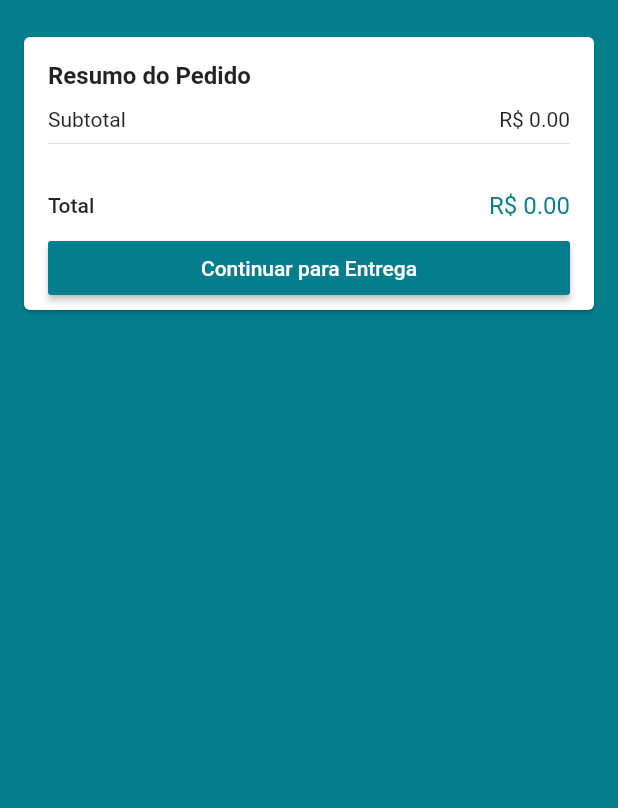
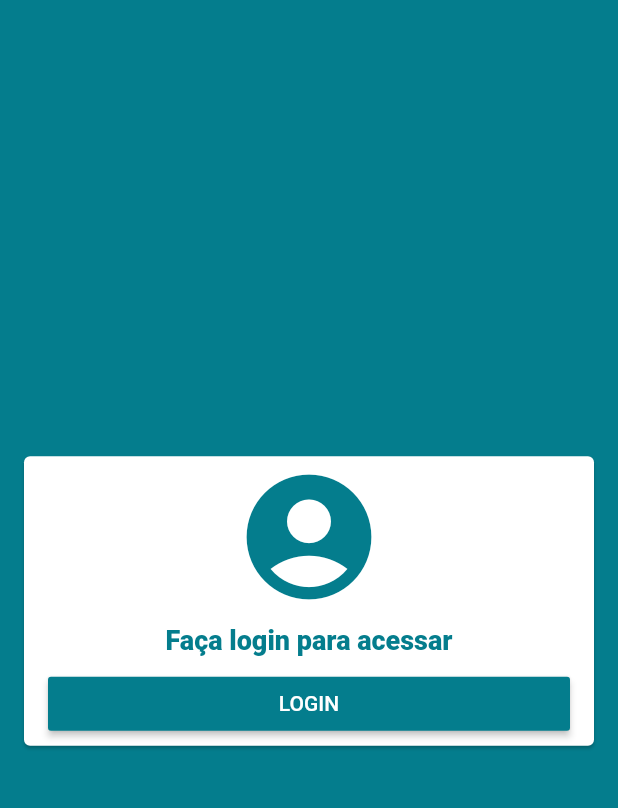
Before and after one commit to ArthurMarianoNeto/Loja, a Flutter app: the screen it shows after launch, after a tap on the "shopping cart" icon, on a phone screen of 412 x 824 dp, the part 59-867 px from its top. Run offline on Flutter 3.47's test engine with Material 2 defaults, Android fonts, the phone set to English and light mode, and no system bars; our stand-ins replace brasil_fields, carousel_pro, cloud_firestore, dio, faker, firebase_auth and 5 more; missing offline and left inert: alphabet_list_scroll_view; accounts and stored records are empty.

Commit message:
107 - Solicitando o Login do usuário no Carrinho;

```diff
--- /dev/null
+++ b/lib/common/custom_drawer/login_card.dart
@@ -0,0 +1,48 @@
+import 'package:flutter/material.dart';
+
+class LoginCard extends StatelessWidget {
+  @override
+  Widget build(BuildContext context) {
+    return Center(
+      child: Card(
+        margin: const EdgeInsets.all(16),
+        child: Padding(
+          padding: const EdgeInsets.fromLTRB(16, 4, 16, 4),
+          child: Column(
+            mainAxisSize: MainAxisSize.min,
+            crossAxisAlignment: CrossAxisAlignment.stretch,
+            children: <Widget>[
+              Icon(
+                Icons.account_circle,
+                color: Theme.of(context).primaryColor,
+                size: 100,
+              ),
+              Padding(
+                padding: const EdgeInsets.all(8.0),
+                child: Text(
+                  'Faça login para acessar',
+                  textAlign: TextAlign.center,
+                  style: TextStyle(
+                    fontSize: 18,
+                    fontWeight: FontWeight.w800,
+                    color: Theme.of(context).primaryColor,
+                  ),
+                ),
+              ),
+              RaisedButton(
+                onPressed: (){
+                  Navigator.of(context).pushNamed('/login');
+                },
+                color: Theme.of(context).primaryColor,
+                textColor: Colors.white,
+                child: const Text(
+                    'LOGIN'
+                ),
+              ),
+            ],
+          ),
+        ),
+      ),
+    );
+  }
+}
--- a/lib/screens/cart/cart_screen.dart
+++ b/lib/screens/cart/cart_screen.dart
@@ -1,4 +1,6 @@
 import 'package:flutter/material.dart';
+import 'package:loja/common/custom_drawer/empty_card.dart';
+import 'package:loja/common/custom_drawer/login_card.dart';
 import 'package:loja/common/custom_drawer/price_card.dart';
 import 'package:loja/models/cart_manager.dart';
 import 'package:provider/provider.dart';
@@ -14,6 +16,16 @@ class CartScreen extends StatelessWidget {
       ),
       body: Consumer<CartManager>(
         builder: (_, cartManager, __){
+          if(cartManager.user == null){
+            return LoginCard();
+          }
+
+          if(cartManager.items.isEmpty){
+            return EmptyCard(
+              iconData: Icons.remove_shopping_cart,
+              title: 'Nenhum produto no carrinho!',
+            );
+          }
           return ListView(
             children: <Widget>[
               Column(
```
Also changed, not shown: lib/common/custom_drawer/empty_card.dart (added, +37 -0 lines), lib/screens/base/base_screen.dart (+7 -1 lines).
